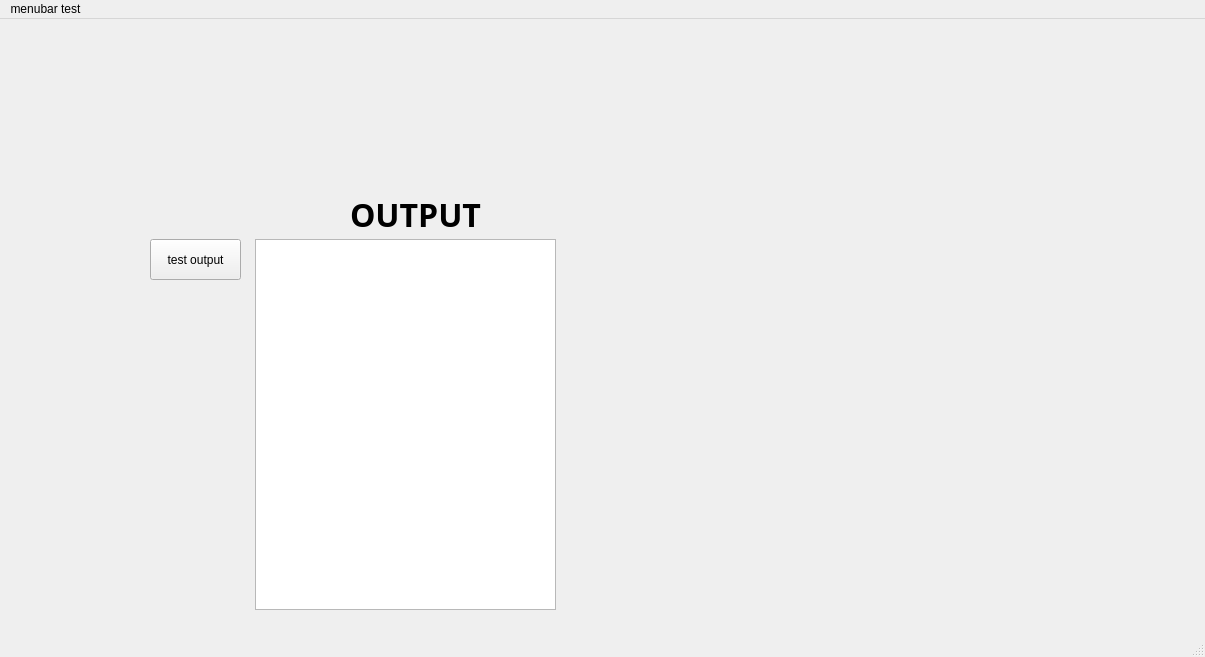
angelCisneros40/Baseball_Project, file mainwindow.ui: the form before one commit.
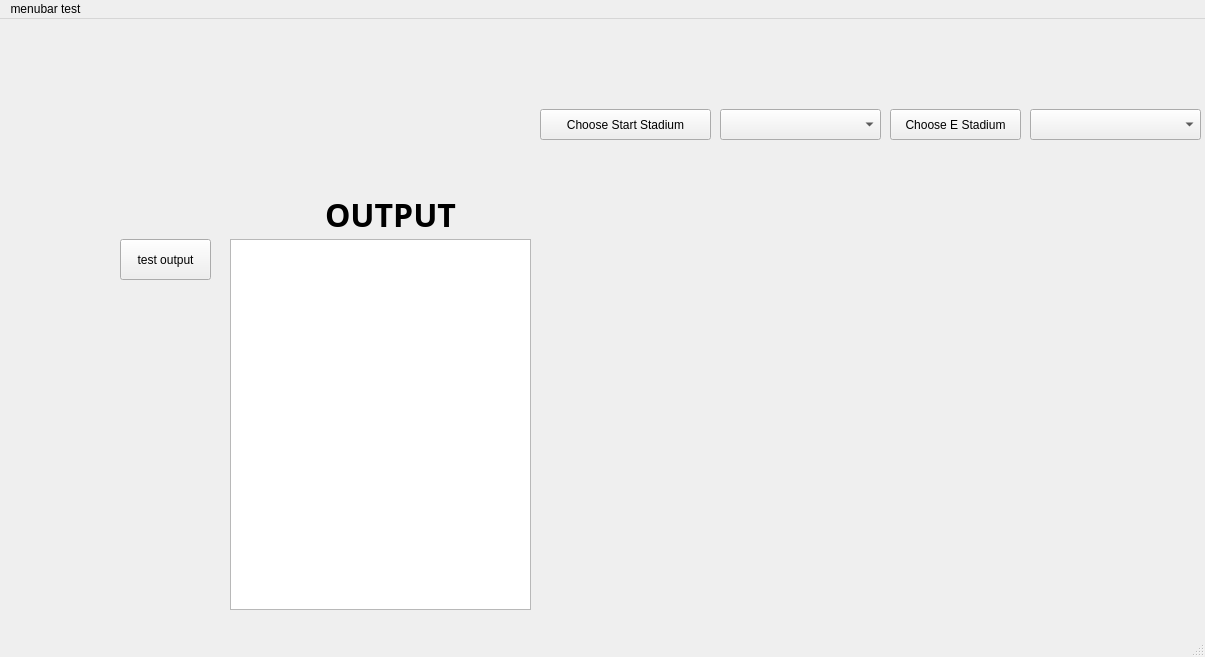
The form after the commit. Icons and pictures are not drawn.

Patch:
```diff
--- a/mainwindow.ui
+++ b/mainwindow.ui
@@ -17,22 +17,6 @@
    <string notr="true"/>
   </property>
   <widget class="QWidget" name="centralwidget">
-   <widget class="QLabel" name="mapWidget">
-    <property name="geometry">
-     <rect>
-      <x>560</x>
-      <y>100</y>
-      <width>641</width>
-      <height>491</height>
-     </rect>
-    </property>
-    <property name="styleSheet">
-     <string notr="true">image: url(:/src/src/Stadium-NonDirected.jpg);</string>
-    </property>
-    <property name="text">
-     <string/>
-    </property>
-   </widget>
    <widget class="QLabel" name="backgroundWidget">
     <property name="enabled">
      <bool>true</bool>
@@ -55,7 +39,7 @@
    <widget class="QTextBrowser" name="textBrowser">
     <property name="geometry">
      <rect>
-      <x>255</x>
+      <x>230</x>
       <y>220</y>
       <width>301</width>
       <height>371</height>
@@ -65,7 +49,7 @@
    <widget class="QLabel" name="outputLabel">
     <property name="geometry">
      <rect>
-      <x>330</x>
+      <x>305</x>
       <y>170</y>
       <width>171</width>
       <height>51</height>
@@ -91,7 +75,7 @@
    <widget class="QPushButton" name="testOutputButton">
     <property name="geometry">
      <rect>
-      <x>150</x>
+      <x>120</x>
       <y>220</y>
       <width>91</width>
       <height>41</height>
@@ -101,11 +85,87 @@
      <string>test output</string>
     </property>
    </widget>
-   <zorder>backgroundWidget</zorder>
-   <zorder>mapWidget</zorder>
-   <zorder>textBrowser</zorder>
-   <zorder>outputLabel</zorder>
-   <zorder>testOutputButton</zorder>
+   <widget class="QLabel" name="label">
+    <property name="geometry">
+     <rect>
+      <x>530</x>
+      <y>130</y>
+      <width>711</width>
+      <height>491</height>
+     </rect>
+    </property>
+    <property name="styleSheet">
+     <string notr="true">image: url(:/src/src/Screenshot from 2025-05-14 07-21-30.png);</string>
+    </property>
+    <property name="text">
+     <string/>
+    </property>
+   </widget>
+   <widget class="QPushButton" name="pushButton">
+    <property name="geometry">
+     <rect>
+      <x>540</x>
+      <y>90</y>
+      <width>171</width>
+      <height>31</height>
+     </rect>
+    </property>
+    <property name="text">
+     <string>Choose Start Stadium</string>
+    </property>
+   </widget>
+   <widget class="QPushButton" name="pushButton_2">
+    <property name="geometry">
+     <rect>
+      <x>890</x>
+      <y>90</y>
+      <width>131</width>
+      <height>31</height>
+     </rect>
+    </property>
+    <property name="text">
+     <string>Choose E Stadium</string>
+    </property>
+   </widget>
+   <widget class="QComboBox" name="comboBox">
+    <property name="geometry">
+     <rect>
+      <x>720</x>
+      <y>90</y>
+      <width>161</width>
+      <height>31</height>
+     </rect>
+    </property>
+    <property name="placeholderText">
+     <string>T-Mobile Park</string>
+    </property>
+   </widget>
+   <widget class="QComboBox" name="comboBox_2">
+    <property name="geometry">
+     <rect>
+      <x>1030</x>
+      <y>90</y>
+      <width>171</width>
+      <height>31</height>
+     </rect>
+    </property>
+    <property name="placeholderText">
+     <string>T-Mobile Park</string>
+    </property>
+   </widget>
+   <widget class="QLabel" name="label_2">
+    <property name="geometry">
+     <rect>
+      <x>200</x>
+      <y>90</y>
+      <width>72</width>
+      <height>16</height>
+     </rect>
+    </property>
+    <property name="text">
+     <string/>
+    </property>
+   </widget>
   </widget>
   <widget class="QMenuBar" name="menubar">
    <property name="geometry">
```
